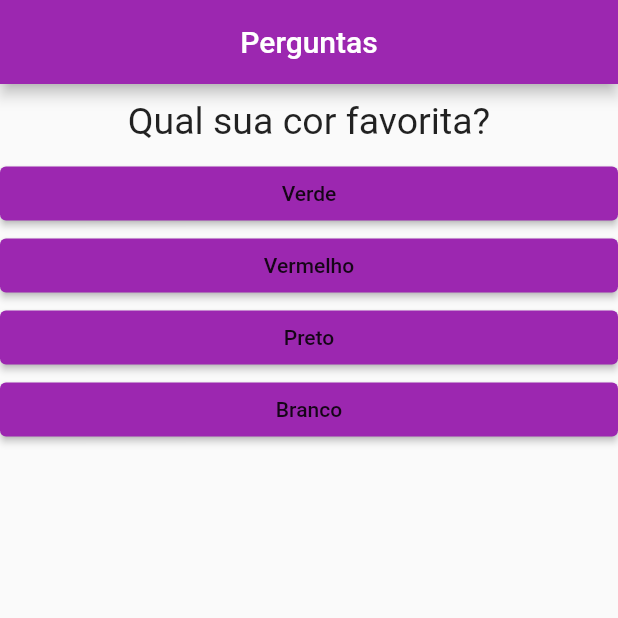
After one commit to Rafael-Ramosc/App-Perguntas, a Flutter app: the screen it shows after launch, on a phone screen of 412 x 824 dp, the top half of it. The commit adds this screen. Run offline on Flutter 3.47's test engine with Material 2 defaults, Android fonts, the phone set to English and light mode, and no system bars.

Commit message:
estudo 27/04/2022

```diff
--- a/lib/main.dart
+++ b/lib/main.dart
@@ -1,6 +1,7 @@
 import 'package:flutter/material.dart';
 import './questao.dart';
-import './resposta.dart';
+import './resultado.dart';
+import './questinario.dart';
 
 main() {
   runApp(PerguntaApp());
@@ -12,15 +13,30 @@ class PerguntaAppState extends State<PerguntaApp> {
   final List<Map> perguntas = const [
     {
       'texto': 'Qual sua cor favorita?',
-      'respostas': ['Verde', 'Vermelho', 'Preto', 'Branco'],
+      'respostas': [
+        'Verde',
+        'Vermelho',
+        'Preto',
+        'Branco',
+      ],
     },
     {
       'texto': 'Qual seu animal favorito?',
-      'respostas': ['Cachorro', 'Gato', 'Papagaio', 'Mico'],
+      'respostas': [
+        'Cachorro',
+        'Gato',
+        'Papagaio',
+        'Mico',
+      ],
     },
     {
       'texto': 'Qual seu carro favorito?',
-      'respostas': ['Gol', 'Uno', 'Chevette', 'Renault Kangoo'],
+      'respostas': [
+        'Gol',
+        'Uno',
+        'Chevette',
+        'Renault Kangoo',
+      ],
     }
   ];
 
@@ -44,13 +60,6 @@ class PerguntaAppState extends State<PerguntaApp> {
       respostas.add(Resposta(textoResp, responder)); Um exemplo mais imperativo
     }*/
 
-    List<String>? respostas = temPerguntaSelecionada
-        ? perguntas[perguntaSelecionada]['respostas']
-        : [];
-
-    List<Widget> widgets =
-        respostas!.map((t) => Resposta(t, responder)).toList();
-
     return MaterialApp(
       home: Scaffold(
         appBar: AppBar(
@@ -59,18 +68,11 @@ class PerguntaAppState extends State<PerguntaApp> {
           backgroundColor: Colors.purple,
         ),
         body: temPerguntaSelecionada
-            ? Column(
-                children: <Widget>[
-                  Questao(perguntas[perguntaSelecionada]['texto'].toString()),
-                  ...widgets,
-                ],
-              )
-            : const Center(
-                child: Text(
-                  'Parabéns!',
-                  style: TextStyle(fontSize: 28),
-                ),
-              ),
+            ? Questionario(
+                perguntas: perguntas,
+                perguntaSelecionada: perguntaSelecionada,
+                quandoResponder: responder)
+            : Resultado('Parabéns!'),
       ),
     );
   }
--- /dev/null
+++ b/lib/questinario.dart
@@ -0,0 +1,33 @@
+import 'package:flutter/material.dart';
+import './questao.dart';
+import './resposta.dart';
+
+class Questionario extends StatelessWidget {
+  int perguntaSelecionada = 0;
+  final List<Map> perguntas;
+  final void Function() quandoResponder;
+
+  Questionario({
+    required this.perguntas,
+    required this.perguntaSelecionada,
+    required this.quandoResponder,
+  });
+
+  bool get temPerguntaSelecionada {
+    return perguntaSelecionada < perguntas.length;
+  }
+
+  @override
+  Widget build(BuildContext context) {
+    List<String> respostas = temPerguntaSelecionada
+        ? perguntas[perguntaSelecionada]['respostas']
+        : [];
+
+    return Column(
+      children: <Widget>[
+        Questao(perguntas[perguntaSelecionada]['texto'].toString()),
+        ...respostas.map((t) => Resposta(t, quandoResponder)).toList(),
+      ],
+    );
+  }
+}
```
Also changed, not shown: lib/resultado.dart (added, +17 -0 lines).
